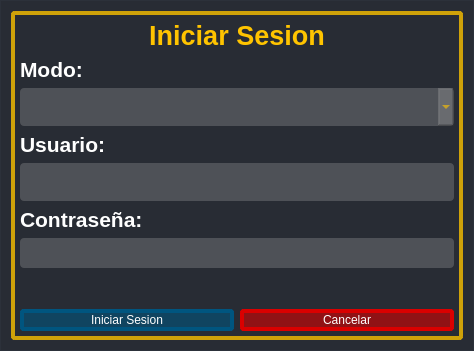
Old version of the form Interfaz/Loggin.ui in the repository GeovanniOrtiz/ATLAS_SCAN.
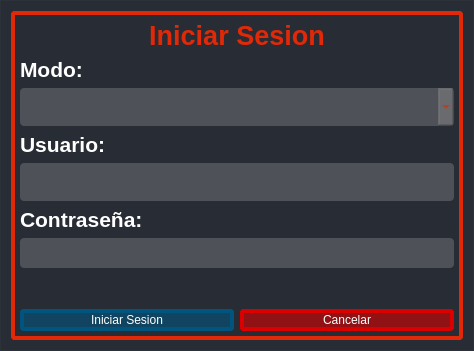
New version of the form.

The edit to the form file:
```diff
--- a/Interfaz/Loggin.ui
+++ b/Interfaz/Loggin.ui
@@ -24,7 +24,7 @@
      <property name="styleSheet">
       <string notr="true">border-radius: 4px;
 border: 4px solid black;
-border-color: rgb(207, 162, 9);
+border-color: #e12807;
 </string>
      </property>
      <layout class="QVBoxLayout" name="verticalLayout">
@@ -34,7 +34,7 @@
          <string notr="true">border:None;</string>
         </property>
         <property name="text">
-         <string>&lt;html&gt;&lt;head/&gt;&lt;body&gt;&lt;p align=&quot;center&quot;&gt;&lt;span style=&quot; font-size:20pt; font-weight:700; color:#ffc400;&quot;&gt;Iniciar Sesion&lt;/span&gt;&lt;/p&gt;&lt;/body&gt;&lt;/html&gt;</string>
+         <string>&lt;html&gt;&lt;head/&gt;&lt;body&gt;&lt;p align=&quot;center&quot;&gt;&lt;span style=&quot; font-size:20pt; font-weight:700; color:#e12807;&quot;&gt;Iniciar Sesion&lt;/span&gt;&lt;/p&gt;&lt;/body&gt;&lt;/html&gt;</string>
         </property>
        </widget>
       </item>
@@ -67,7 +67,7 @@
 border:None;
  font-size:18pt; 
 font-weight:700;
- color:#fcc101;</string>
+ color:#e12807;</string>
         </property>
        </widget>
       </item>
```
Left out of the diff: 8 changed lines with no effect on the pictures.
